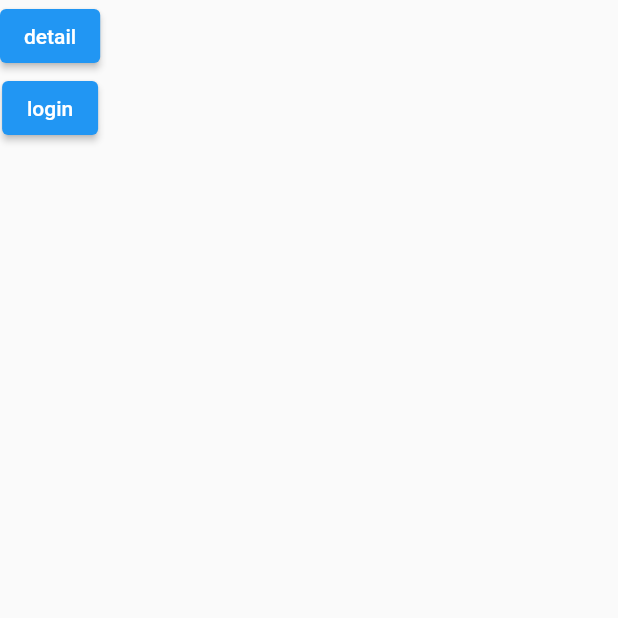
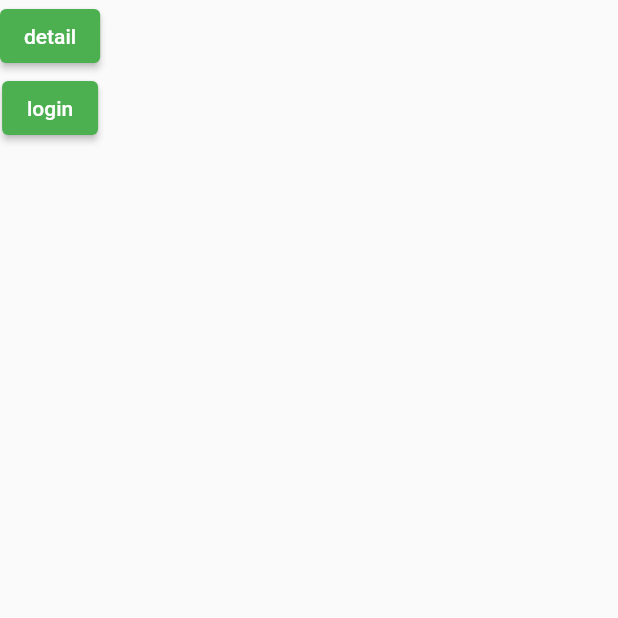
Before and after one commit to agung-w/Recipee, a Flutter app: the ProfilePage screen opened directly, on a phone screen of 412 x 824 dp, the top half of it. Run offline on Flutter 3.47's test engine with Material 2 defaults, Android fonts, the phone set to English and light mode, and no system bars.

Commit message:
Setting up theme & fix navigation issues

```diff
--- a/lib/presentations/navigations/tab_navigator.dart
+++ b/lib/presentations/navigations/tab_navigator.dart
@@ -4,8 +4,8 @@ import 'package:ta_recipe_app/presentations/pages/explore_page.dart';
 import 'package:ta_recipe_app/presentations/pages/home_page.dart';
 import 'package:ta_recipe_app/presentations/pages/profile_page.dart';
 import 'package:ta_recipe_app/presentations/pages/shopping_list_page.dart';
-import 'package:ta_recipe_app/presentations/routers/tab_navigator_routes.dart';
-import 'package:ta_recipe_app/presentations/routers/tabs.dart';
+import 'package:ta_recipe_app/presentations/navigations/tab_navigator_routes.dart';
+import 'package:ta_recipe_app/presentations/navigations/tabs.dart';
 
 class TabNavigator extends StatelessWidget {
   const TabNavigator(
--- a/lib/presentations/pages/home_page.dart
+++ b/lib/presentations/pages/home_page.dart
@@ -1,12 +1,11 @@
 import 'package:flutter/material.dart';
-import 'package:flutter/src/widgets/container.dart';
-import 'package:flutter/src/widgets/framework.dart';
 
 class HomePage extends StatelessWidget {
   const HomePage({super.key});
 
   @override
   Widget build(BuildContext context) {
-    return ElevatedButton(onPressed: () {}, child: const Text('data'));
+    return Scaffold(
+        body: ElevatedButton(onPressed: () {}, child: const Text('data')));
   }
 }
--- /dev/null
+++ b/lib/presentations/theme/app_theme.dart
@@ -0,0 +1,24 @@
+import 'package:flutter/material.dart';
+
+ThemeData lightTheme = ThemeData(
+    brightness: Brightness.light,
+    primaryColor: Colors.amber,
+    // appBarTheme: const AppBarTheme(
+    //   backgroundColor: Colors.white,
+    //   foregroundColor: Colors.black,
+    //   elevation: 0,
+    //   titleSpacing: 0,
+    //   titleTextStyle: TextStyle(
+    //       fontSize: 20, color: Colors.black, fontWeight: FontWeight.w400),
+    // ),
+    colorScheme: ColorScheme.fromSwatch(
+      primarySwatch: Colors.green,
+    ),
+    textTheme: const TextTheme(
+        bodyMedium: TextStyle(color: Colors.purple),
+        bodySmall: TextStyle(color: Colors.black)),
+    bottomNavigationBarTheme: const BottomNavigationBarThemeData(
+        selectedItemColor: Colors.amber, unselectedItemColor: Colors.black));
+
+ThemeData darkTheme =
+    ThemeData(brightness: Brightness.dark, primaryColor: Colors.amber);
```
Also changed, not shown: lib/main.dart (+5 -2 lines), lib/presentations/navigations/main_page.dart (+17 -11 lines).
